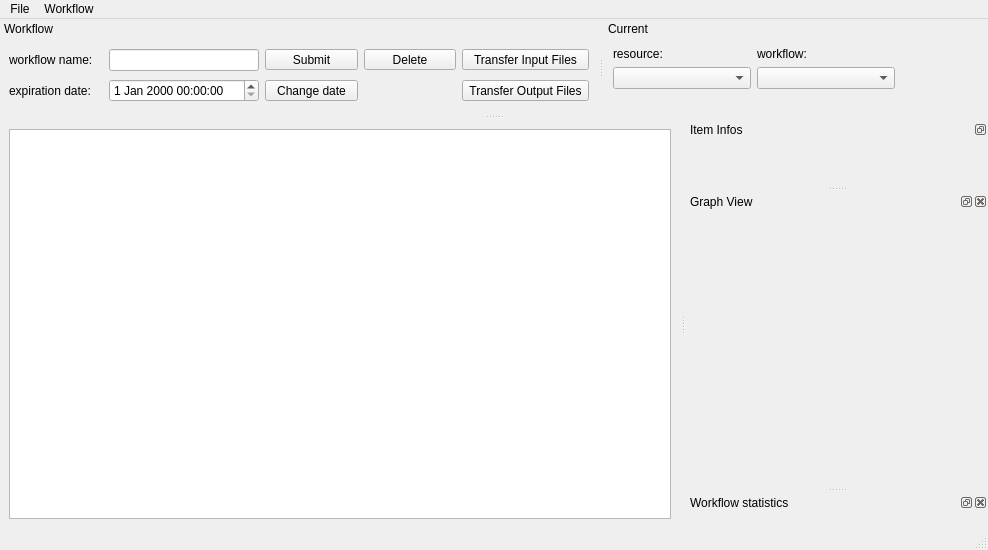
This is python/soma/jobs/gui/WorkflowMainWindow.ui in populse/soma-workflow as Qt 5 draws it before an edit. The edited form follows.
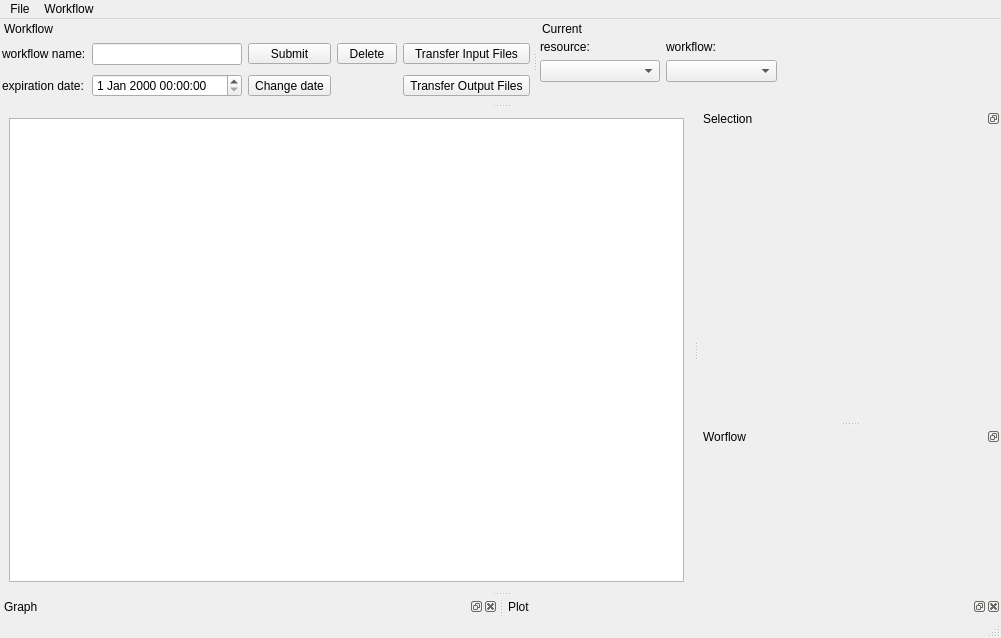
This is the edited form.

```diff
--- a/python/soma/jobs/gui/WorkflowMainWindow.ui
+++ b/python/soma/jobs/gui/WorkflowMainWindow.ui
@@ -6,8 +6,8 @@
    <rect>
     <x>0</x>
     <y>0</y>
-    <width>988</width>
-    <height>550</height>
+    <width>1001</width>
+    <height>638</height>
    </rect>
   </property>
   <property name="sizePolicy">
@@ -38,7 +38,7 @@
     <rect>
      <x>0</x>
      <y>0</y>
-     <width>988</width>
+     <width>1001</width>
      <height>24</height>
     </rect>
    </property>
@@ -67,15 +67,15 @@
   <widget class="QStatusBar" name="statusbar"/>
   <widget class="QDockWidget" name="dock_current_wf">
    <property name="sizePolicy">
-    <sizepolicy hsizetype="Preferred" vsizetype="Preferred">
+    <sizepolicy hsizetype="Minimum" vsizetype="Minimum">
      <horstretch>0</horstretch>
      <verstretch>0</verstretch>
     </sizepolicy>
    </property>
    <property name="maximumSize">
     <size>
-     <width>598</width>
-     <height>95</height>
+     <width>532</width>
+     <height>84</height>
     </size>
    </property>
    <property name="features">
@@ -89,6 +89,9 @@
    </attribute>
    <widget class="QWidget" name="dockWidgetContents_2">
     <layout class="QGridLayout" name="gridLayout">
+     <property name="margin">
+      <number>2</number>
+     </property>
      <item row="2" column="0">
       <widget class="QLabel" name="label_2">
        <property name="text">
@@ -227,16 +230,10 @@
    </widget>
   </widget>
   <widget class="QDockWidget" name="dock_submitted_wfs">
-   <property name="minimumSize">
-    <size>
-     <width>300</width>
-     <height>84</height>
-    </size>
-   </property>
    <property name="maximumSize">
     <size>
-     <width>300</width>
-     <height>524287</height>
+     <width>241</width>
+     <height>84</height>
     </size>
    </property>
    <property name="features">
@@ -253,6 +250,9 @@
    </attribute>
    <widget class="QWidget" name="dockWidgetContents_3">
     <layout class="QGridLayout" name="gridLayout_2">
+     <property name="margin">
+      <number>2</number>
+     </property>
      <item row="0" column="0">
       <widget class="QLabel" name="label_5">
        <property name="text">
@@ -314,39 +314,45 @@
     <set>QDockWidget::DockWidgetFloatable|QDockWidget::DockWidgetMovable</set>
    </property>
    <property name="windowTitle">
-    <string>Item Infos</string>
+    <string>Selection</string>
    </property>
    <attribute name="dockWidgetArea">
     <number>2</number>
    </attribute>
    <widget class="QWidget" name="dockWidgetContents_intemInfo"/>
   </widget>
-  <widget class="QDockWidget" name="dock_graph_view">
-   <property name="minimumSize">
-    <size>
-     <width>302</width>
-     <height>160</height>
-    </size>
+  <widget class="QDockWidget" name="dock_wf_info">
+   <property name="features">
+    <set>QDockWidget::DockWidgetFloatable|QDockWidget::DockWidgetMovable</set>
    </property>
    <property name="windowTitle">
-    <string>Graph View</string>
+    <string>Worflow</string>
    </property>
    <attribute name="dockWidgetArea">
     <number>2</number>
    </attribute>
    <widget class="QWidget" name="dockWidgetContents_graph_view"/>
   </widget>
-  <widget class="QDockWidget" name="dock_wf_statistics">
-   <property name="allowedAreas">
-    <set>Qt::AllDockWidgetAreas</set>
+  <widget class="QDockWidget" name="dock_graph">
+   <property name="features">
+    <set>QDockWidget::AllDockWidgetFeatures</set>
    </property>
    <property name="windowTitle">
-    <string>Workflow statistics</string>
+    <string>Graph</string>
    </property>
    <attribute name="dockWidgetArea">
-    <number>2</number>
+    <number>8</number>
    </attribute>
-   <widget class="QWidget" name="dockWidgetContents_wf_stat"/>
+   <widget class="QWidget" name="dockWidgetContents_graph"/>
+  </widget>
+  <widget class="QDockWidget" name="dock_plot">
+   <property name="windowTitle">
+    <string>Plot</string>
+   </property>
+   <attribute name="dockWidgetArea">
+    <number>8</number>
+   </attribute>
+   <widget class="QWidget" name="dockWidgetContents_plot"/>
   </widget>
   <action name="action_open_wf">
    <property name="text">
```
Left out of the diff: 14 changed lines with no effect on the pictures.
